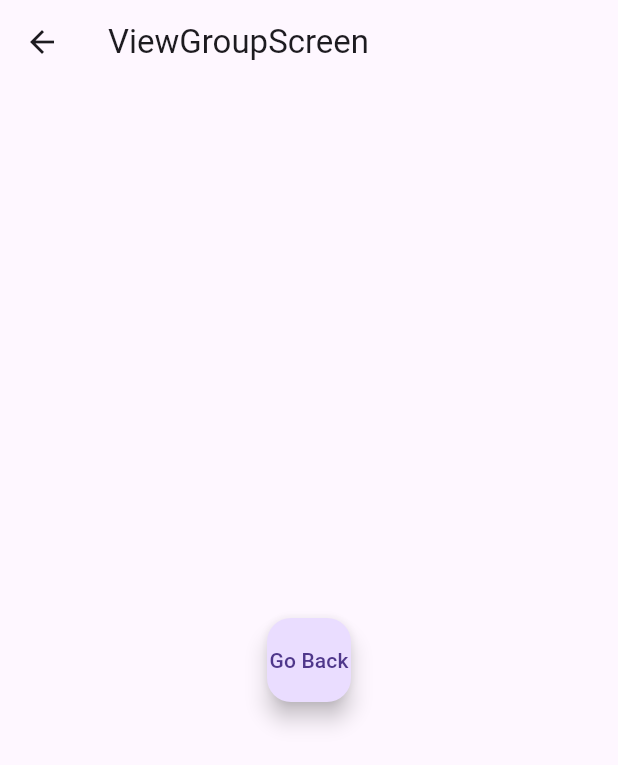
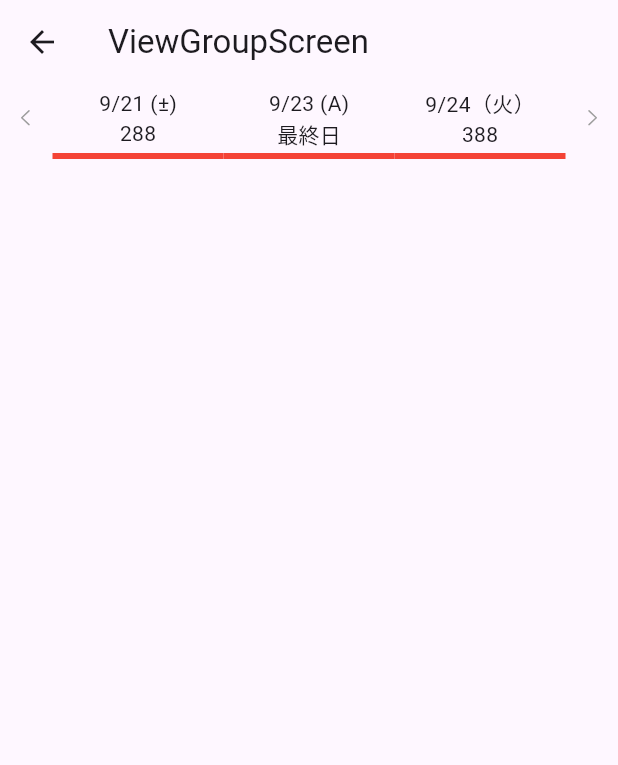
Before and after one commit to thevinh/flutter-vinhnt-idp, a Flutter app: the ViewGroupScreen screen opened by its route, on a phone screen of 412 x 824 dp. Shown: the top 765 px of the screen. Run offline on Flutter 3.47's test engine with Material 3 defaults, Android fonts, the phone set to English and light mode, and no system bars; our stand-ins replace flutter_hooks, flutter_svg, hooks_riverpod.

Commit message:
UI Layout Date tab

```diff
--- a/lib/main.dart
+++ b/lib/main.dart
@@ -1,5 +1,6 @@
 import 'package:flutter/cupertino.dart';
 import 'package:flutter/material.dart';
+import 'view_group_screen.dart';
 
 // void main() {
 //   runApp(MaterialApp(
@@ -178,24 +179,7 @@ class ViewScreen extends StatelessWidget {
   }
 }
 
-class ViewGroupScreen extends StatelessWidget {
-  @override
-  Widget build(BuildContext context) {
-    return Scaffold(
-      appBar: AppBar(
-        title: Text('ViewGroupScreen'),
-      ),
-      body: new Center(
-        child: FloatingActionButton(
-          onPressed: () {
-            Navigator.pop(context);
-          },
-          child: Text('Go Back'),
-        ),
-      ),
-    );
-  }
-}
+
 
 
 
--- /dev/null
+++ b/lib/view_group_screen.dart
@@ -0,0 +1,148 @@
+import 'package:flutter/cupertino.dart';
+import 'package:flutter/material.dart';
+import 'package:flutter_hooks/flutter_hooks.dart';
+import 'package:hooks_riverpod/hooks_riverpod.dart';
+import 'package:flutter_svg/flutter_svg.dart';
+
+class ViewGroupScreen extends StatelessWidget {
+  @override
+  Widget build(BuildContext context) {
+    var dateList = [
+      {'date': '9/21 (±)',
+        'date_description': '288',},
+      {'date': '9/23 (A)',
+        'date_description': '最終日',},
+      {'date': '9/24（火）',
+        'date_description': '388',},
+    ];
+    return Scaffold(
+      appBar: AppBar(
+        title: Text('ViewGroupScreen'),
+      ),
+      // body: new Center(
+      //   child: FloatingActionButton(
+      //     onPressed: () {
+      //       Navigator.pop(context);
+      //     },
+      //     child: Text('Go Back'),
+      //   ),
+      // ),
+      body: new RaceListDateTab(dateList: dateList,),
+    );
+  }
+}
+
+
+
+class RaceListTableView extends HookConsumerWidget {
+  @override
+  Widget build(BuildContext context, WidgetRef ref) {
+    // TODO: implement build
+    throw UnimplementedError();
+  }
+}
+
+class RaceListDateTab extends HookConsumerWidget {
+   const RaceListDateTab(
+      {Key? key,
+        required this.dateList})
+      : super(key: key);
+
+  final  List<Map<dynamic, dynamic>> dateList;
+  @override
+  Widget build(BuildContext context, WidgetRef ref) {
+    // TODO: implement build
+    var borderWidth = 25.0;
+    return Row(mainAxisAlignment: MainAxisAlignment.spaceBetween,
+    children: [
+      InkWell(
+        onTap: () {
+        },
+        child: Container(
+          margin: const EdgeInsets.only(left: 14.0),
+          padding: const EdgeInsets.only(top: 10.0, right: 15.0, bottom: 15.0),
+          child: Row(
+            children: [
+              SvgPicture.asset(
+                'assets/icon/left_arrow.svg',
+                color: Colors.grey,
+                width: 6.0,
+              ),
+            ],
+          ),
+        ),
+      ),
+      for (int i = 0; i < dateList.length; i++)
+        Expanded(child: RaceListDateTabItem(date: dateList[i]['date'], dateDescription: dateList[i]['date_description'], borderWidth: 25.0,)),
+      InkWell(
+        onTap: () {
+        },
+        child: Container(
+          margin: const EdgeInsets.only(right: 14),
+          padding: const EdgeInsets.only(top: 10, left: 15, bottom: 15),
+          child: Row(
+            children: [
+              Transform.rotate(
+                angle: 3.14,
+                child: SvgPicture.asset(
+                  'assets/icon/left_arrow.svg',
+                  color: Colors.grey,
+                  width: 6.0,
+                ),
+              ),
+            ],
+          ),
+        ),
+      ),
+    ],);
+    throw UnimplementedError();
+  }
+}
+
+class RaceListDateTabItem extends HookConsumerWidget {
+  const RaceListDateTabItem(
+      {Key? key,
+        required this.date,
+        required this.dateDescription,
+      required this.borderWidth,})
+      : super(key: key);
+
+  final String date;
+  final String dateDescription;
+  final double borderWidth;
+  @override
+  Widget build(BuildContext context, WidgetRef ref) {
+
+    // TODO: implement build
+    return Container(
+      width: borderWidth,
+      height: 50,
+      decoration: BoxDecoration(
+        border: Border(
+          bottom: BorderSide(
+            color: Colors.red,
+            width: 4.0,
+          ),
+        ),
+      ),
+      child:
+      InkWell(
+        onTap: () {
+        },
+        child:Column(
+          mainAxisAlignment: MainAxisAlignment.center,
+          crossAxisAlignment: CrossAxisAlignment.center,
+          children: [
+            Text(
+              date,
+            ),
+            Text(
+              dateDescription,
+            ),
+          ],
+        ),
+      )
+    );
+    throw UnimplementedError();
+  }
+}
--- a/pubspec.yaml
+++ b/pubspec.yaml
@@ -35,6 +35,9 @@ dependencies:
   # The following adds the Cupertino Icons font to your application.
   # Use with the CupertinoIcons class for iOS style icons.
   cupertino_icons: ^1.0.2
+  flutter_hooks: ^0.18.6
+  hooks_riverpod: ^2.3.1
+  flutter_svg: ^2.0.7
 
 dev_dependencies:
   flutter_test:
@@ -57,6 +60,8 @@ flutter:
   # included with your application, so that you can use the icons in
   # the material Icons class.
   uses-material-design: true
+  assets:
+    - assets/icon/
 
   # To add assets to your application, add an assets section, like this:
   # assets:
```
Also changed, not shown: assets/icon/left_arrow.svg (added), assets/icon/right_arrow.svg (added), pubspec.lock, 1 other file.
